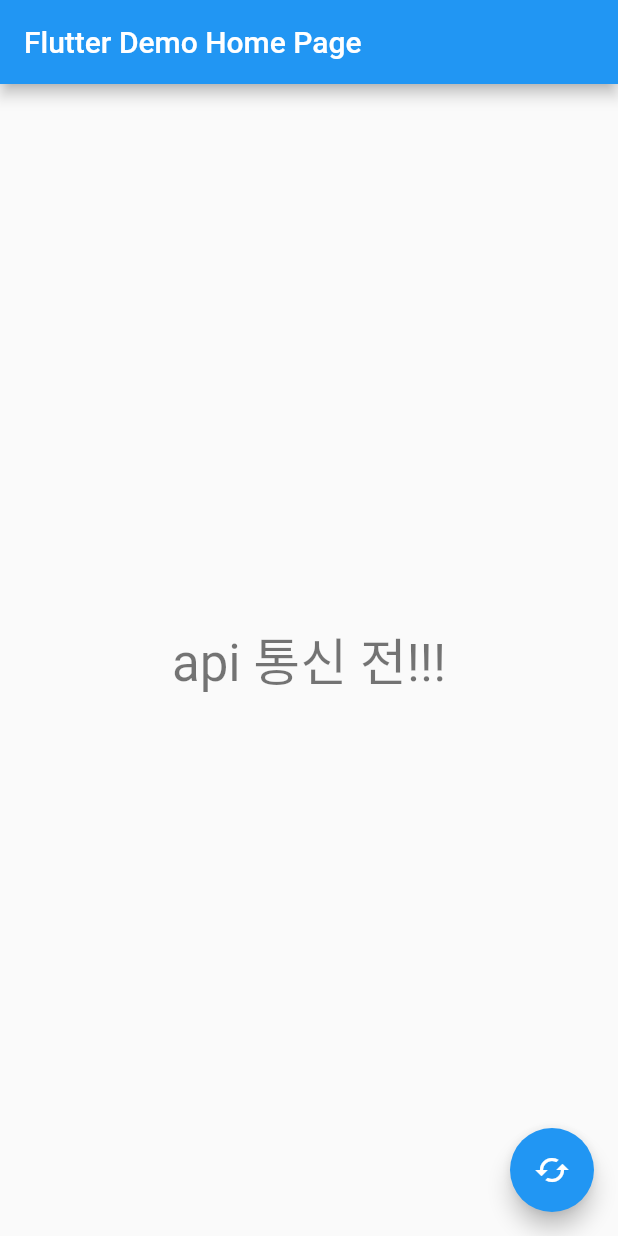
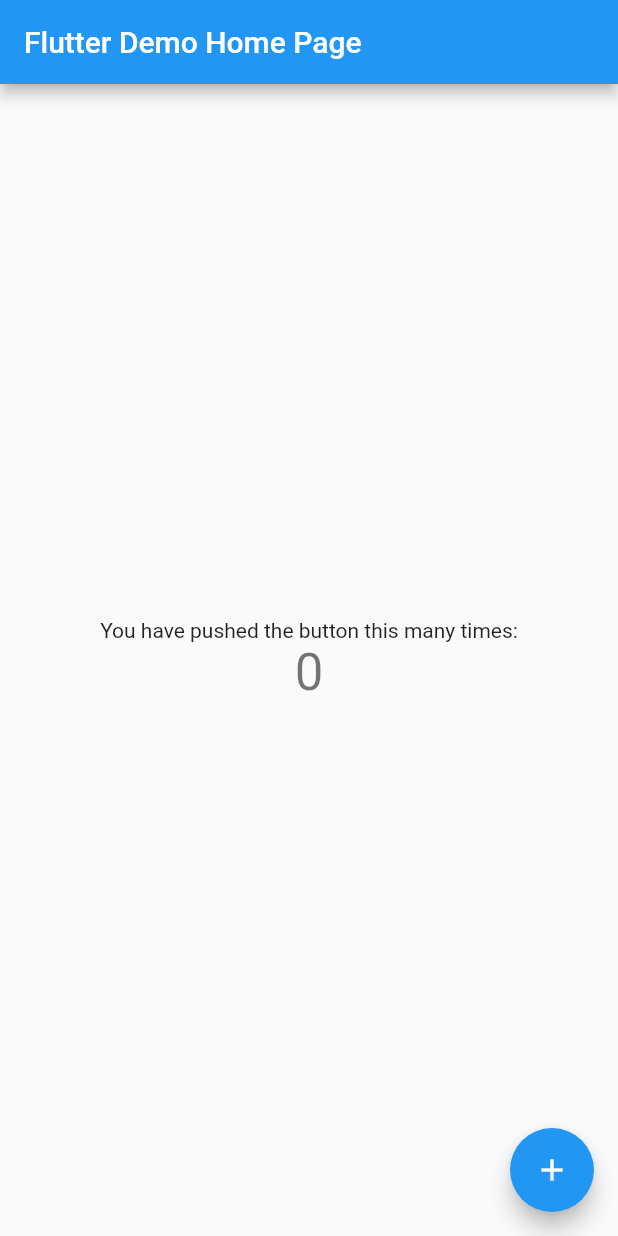
Before and after one commit to fourCarrots/four_carrots_front, a Flutter app: the screen it shows after launch, on a phone screen of 412 x 824 dp. Run offline on Flutter 3.47's test engine with Material 2 defaults, Android fonts, the phone set to English and light mode, and no system bars.

Commit message:
main.dart change

```diff
--- a/lib/main.dart
+++ b/lib/main.dart
@@ -1,5 +1,4 @@
 import 'package:flutter/material.dart';
-import 'package:http/http.dart' as http;
 
 void main() {
   runApp(const MyApp());
@@ -8,11 +7,21 @@ void main() {
 class MyApp extends StatelessWidget {
   const MyApp({super.key});
 
+  // This widget is the root of your application.
   @override
   Widget build(BuildContext context) {
     return MaterialApp(
       title: 'Flutter Demo',
       theme: ThemeData(
+        // This is the theme of your application.
+        //
+        // Try running your application with "flutter run". You'll see the
+        // application has a blue toolbar. Then, without quitting the app, try
+        // changing the primarySwatch below to Colors.green and then invoke
+        // "hot reload" (press "r" in the console where you ran "flutter run",
+        // or simply save your changes to "hot reload" in a Flutter IDE).
+        // Notice that the counter didn't reset back to zero; the application
+        // is not restarted.
         primarySwatch: Colors.blue,
       ),
       home: const MyHomePage(title: 'Flutter Demo Home Page'),
@@ -22,6 +31,16 @@ class MyApp extends StatelessWidget {
 
 class MyHomePage extends StatefulWidget {
   const MyHomePage({super.key, required this.title});
+
+  // This widget is the home page of your application. It is stateful, meaning
+  // that it has a State object (defined below) that contains fields that affect
+  // how it looks.
+
+  // This class is the configuration for the state. It holds the values (in this
+  // case the title) provided by the parent (in this case the App widget) and
+  // used by the build method of the State. Fields in a Widget subclass are
+  // always marked "final".
+
   final String title;
 
   @override
@@ -29,41 +48,68 @@ class MyHomePage extends StatefulWidget {
 }
 
 class _MyHomePageState extends State<MyHomePage> {
-  String _text = "api 통신 전!!!";
-  final String _url = 'https://four-carrots.link/';
+  int _counter = 0;
+
+  void _incrementCounter() {
+    setState(() {
+      // This call to setState tells the Flutter framework that something has
+      // changed in this State, which causes it to rerun the build method below
+      // so that the display can reflect the updated values. If we changed
+      // _counter without calling setState(), then the build method would not be
+      // called again, and so nothing would appear to happen.
+      _counter++;
+    });
+  }
 
   @override
   Widget build(BuildContext context) {
+    // This method is rerun every time setState is called, for instance as done
+    // by the _incrementCounter method above.
+    //
+    // The Flutter framework has been optimized to make rerunning build methods
+    // fast, so that you can just rebuild anything that needs updating rather
+    // than having to individually change instances of widgets.
     return Scaffold(
       appBar: AppBar(
+        // Here we take the value from the MyHomePage object that was created by
+        // the App.build method, and use it to set our appbar title.
         title: Text(widget.title),
       ),
       body: Center(
+        // Center is a layout widget. It takes a single child and positions it
+        // in the middle of the parent.
         child: Column(
+          // Column is also a layout widget. It takes a list of children and
+          // arranges them vertically. By default, it sizes itself to fit its
+          // children horizontally, and tries to be as tall as its parent.
+          //
+          // Invoke "debug painting" (press "p" in the console, choose the
+          // "Toggle Debug Paint" action from the Flutter Inspector in Android
+          // Studio, or the "Toggle Debug Paint" command in Visual Studio Code)
+          // to see the wireframe for each widget.
+          //
+          // Column has various properties to control how it sizes itself and
+          // how it positions its children. Here we use mainAxisAlignment to
+          // center the children vertically; the main axis here is the vertical
+          // axis because Columns are vertical (the cross axis would be
+          // horizontal).
           mainAxisAlignment: MainAxisAlignment.center,
           children: <Widget>[
+            const Text(
+              'You have pushed the button this many times:',
+            ),
             Text(
-              _text,
+              '$_counter',
               style: Theme.of(context).textTheme.headline4,
             ),
           ],
         ),
       ),
       floatingActionButton: FloatingActionButton(
-        onPressed: () async {
-          http.Response res = await http.get(Uri.parse(_url));
-
-            setState(() {
-              if (_text == "api 통신 전!!!") {
-                _text = res.body;
-              } else {
-                _text = "api 통신 전!!!";
-              }
-            });
-        },
+        onPressed: _incrementCounter,
         tooltip: 'Increment',
-        child: const Icon(Icons.cached),
-      ),
+        child: const Icon(Icons.add),
+      ), // This trailing comma makes auto-formatting nicer for build methods.
     );
   }
 }
```
